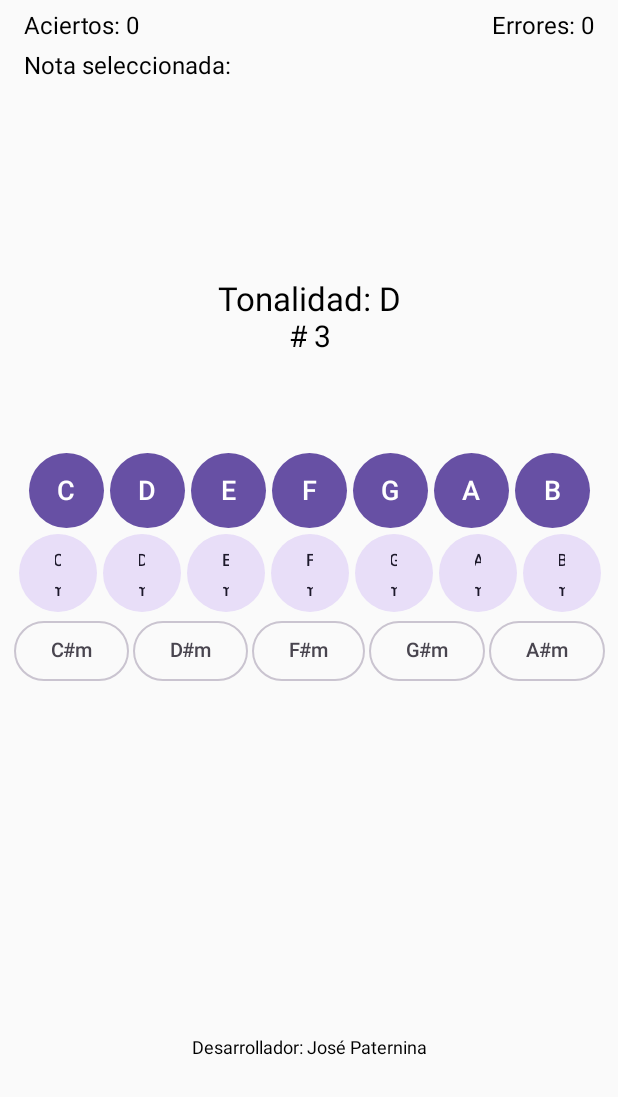
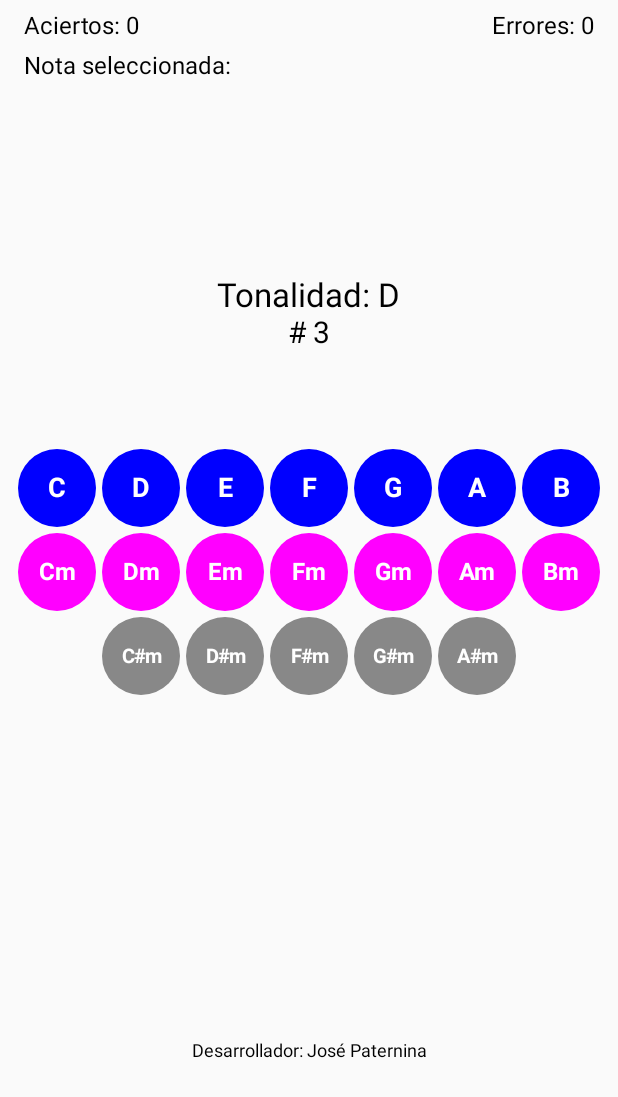
Before and after one commit to JosePater/IdNotas, an Android app built with Jetpack Compose: the screen it shows after launch (MainActivity), on a phone screen of 412 x 824 dp. Shown: the top 1097 px of the screen. Run offline under Robolectric (Android 15) with nearby library versions, the phone set to English and light mode, and no system bars.

Commit message:
fix: changed Button by TextButon

```diff
--- a/app/src/main/java/com/josepaternina/idnotas/MainActivity.kt
+++ b/app/src/main/java/com/josepaternina/idnotas/MainActivity.kt
@@ -4,6 +4,7 @@ import android.os.Bundle
 import android.widget.Toast
 import androidx.activity.ComponentActivity
 import androidx.activity.compose.setContent
+import androidx.compose.foundation.background
 import androidx.compose.foundation.layout.Arrangement
 import androidx.compose.foundation.layout.Box
 import androidx.compose.foundation.layout.Column
@@ -14,10 +15,9 @@ import androidx.compose.foundation.layout.fillMaxWidth
 import androidx.compose.foundation.layout.height
 import androidx.compose.foundation.layout.padding
 import androidx.compose.foundation.layout.width
-import androidx.compose.material3.Button
-import androidx.compose.material3.FilledTonalButton
-import androidx.compose.material3.OutlinedButton
+import androidx.compose.foundation.shape.CircleShape
 import androidx.compose.material3.Text
+import androidx.compose.material3.TextButton
 import androidx.compose.runtime.Composable
 import androidx.compose.runtime.mutableStateOf
 import androidx.compose.ui.Alignment
@@ -26,7 +26,11 @@ import androidx.compose.ui.tooling.preview.Preview
 import androidx.compose.ui.unit.dp
 import androidx.compose.ui.unit.sp
 import androidx.compose.runtime.*
+import androidx.compose.ui.draw.clip
+import androidx.compose.ui.graphics.Color
 import androidx.compose.ui.platform.LocalContext
+import androidx.compose.ui.text.TextStyle
+import androidx.compose.ui.text.font.FontWeight
 import androidx.compose.ui.text.style.TextAlign
 import com.josepaternina.idnotas.GlobalStateTonal.numActual
 import com.josepaternina.idnotas.GlobalStateTonal.tonalidadActual
@@ -128,8 +132,7 @@ fun NoteButtonsRow() {
     val context = LocalContext.current
 
     Column(
-        verticalArrangement = Arrangement.Center,
-        horizontalAlignment = Alignment.CenterHorizontally
+        verticalArrangement = Arrangement.Center, horizontalAlignment = Alignment.CenterHorizontally
     ) {
         // Puntuación
         fun puntuacion() {
@@ -156,20 +159,24 @@ fun NoteButtonsRow() {
         //Notas Mayores
         Row {
             notasMayores.forEach { nota ->
-                Button(
+                TextButton(
                     onClick = {
                         notaSelect = nota
                         puntuacion()
-                    },
-                    modifier = Modifier
-                        .width(54.dp) // Establece el ancho del botón
-                        .height(54.dp) // Establece la altura del botón
+                    }, modifier = Modifier
+                        .width(56.dp) // Establece el ancho del botón
+                        .height(56.dp) // Establece la altura del botón
                         .padding(2.dp) // Aplica el margen interno del botón
+                        .clip(CircleShape)
+                        .background(Color.Blue)
                 ) {
                     Text(
                         text = nota,
                         fontSize = 18.sp,
-                        textAlign = TextAlign.Center // Centra el texto horizontalmente
+                        textAlign = TextAlign.Center,
+                        style = TextStyle(
+                            fontSize = 14.sp, color = Color.White, fontWeight = FontWeight.Bold
+                        )
                     )
                 }
             }
@@ -178,20 +185,24 @@ fun NoteButtonsRow() {
         //Notas menores
         Row {
             notasMenores.forEach { nota ->
-                FilledTonalButton(
+                TextButton(
                     onClick = {
                         notaSelect = nota
                         puntuacion()
-                    },
-                    modifier = Modifier
+                    }, modifier = Modifier
                         .width(56.dp) // Establece el ancho del botón
                         .height(56.dp) // Establece la altura del botón
                         .padding(2.dp) // Aplica el margen interno del botón
+                        .clip(CircleShape) // Círculo
+                        .background(Color.Magenta)
                 ) {
                     Text(
                         text = nota,
-                        fontSize = 11.sp,
-                        textAlign = TextAlign.Center
+                        fontSize = 16.sp,
+                        textAlign = TextAlign.Center,
+                        style = TextStyle(
+                            fontSize = 14.sp, color = Color.White, fontWeight = FontWeight.Bold
+                        )
                     )
                 }
             }
@@ -202,17 +213,27 @@ fun NoteButtonsRow() {
             horizontalArrangement = Arrangement.Center // Espacia uniformemente los botones
         ) {
             notasMenoresSos.forEach { nota ->
-                OutlinedButton(
+                TextButton(
                     onClick = {
                         notaSelect = nota
                         puntuacion()
                     },
-                    modifier = Modifier.padding(horizontal = 1.dp)
+                    //modifier = Modifier.padding(horizontal = 1.dp)
+                    modifier = Modifier
+                        .width(56.dp) // Establece el ancho del botón
+                        .height(56.dp) // Establece la altura del botón
+                        .padding(2.dp) // Aplica el margen interno del botón
+                        .clip(CircleShape) // Círculo
+                        .background(Color.Gray)
+
                 ) {
                     Text(
                         text = nota,
-                        fontSize = 13.sp, // Tamaño del texto
-                        textAlign = TextAlign.Center
+                        fontSize = 13.sp,
+                        textAlign = TextAlign.Center,
+                        style = TextStyle(
+                            fontSize = 14.sp, color = Color.White, fontWeight = FontWeight.Bold
+                        )
                     )
                 }
             }
@@ -225,14 +246,12 @@ fun NoteButtonsRow() {
 @Composable
 fun Footer() {
     Box(
-        modifier = Modifier
-            .padding(2.dp)
+        modifier = Modifier.padding(2.dp)
     ) {
         Text(
             text = "Desarrollador: José Paternina",
             fontSize = 12.sp,
-            modifier = Modifier
-                .align(Alignment.BottomCenter) // Alinea el texto en la parte inferior central
+            modifier = Modifier.align(Alignment.BottomCenter) // Alinea el texto en la parte inferior central
         )
     }
 }
```
